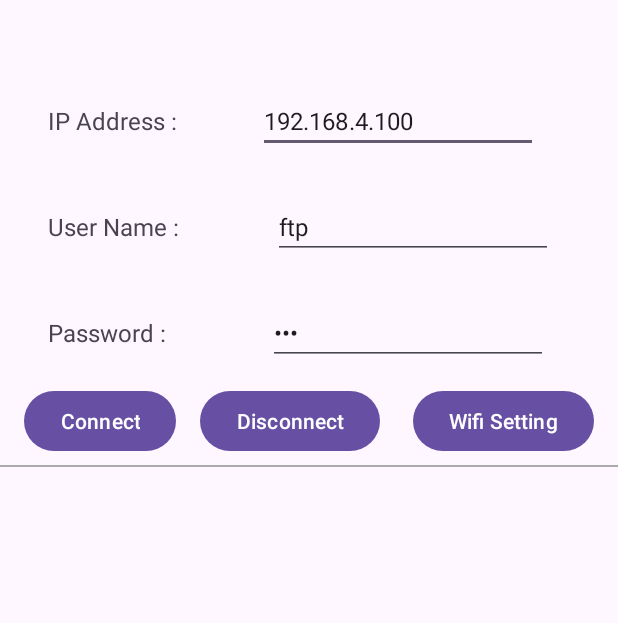
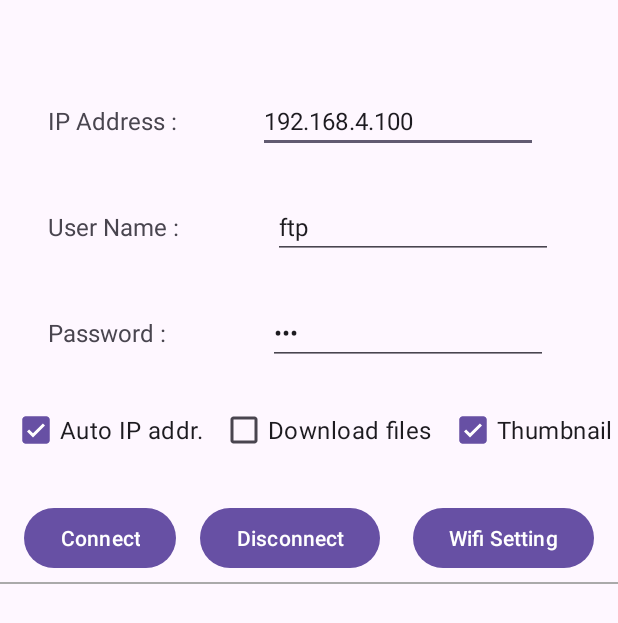
Before and after one commit to MRSa/TestSampleApp, an Android app: the screen it shows after launch (MainActivity), on a phone screen of 412 x 824 dp. Shown: the top 623 px of the screen. Run offline under Robolectric (Android 15) with nearby library versions, the phone set to English and light mode, and no system bars.

Commit message:
myFirst insta Wi 対応。

```diff
--- a/app/src/main/java/net/osdn/ja/gokigen/testsampleapp/MainActivity.kt
+++ b/app/src/main/java/net/osdn/ja/gokigen/testsampleapp/MainActivity.kt
@@ -5,10 +5,12 @@ import android.content.pm.PackageManager
 import android.os.Build
 import androidx.appcompat.app.AppCompatActivity
 import android.os.Bundle
+import android.text.method.ScrollingMovementMethod
 import android.util.Log
 import android.view.View
 import android.view.WindowManager
 import android.widget.Button
+import android.widget.TextView
 import android.widget.Toast
 import androidx.core.app.ActivityCompat
 import androidx.core.content.ContextCompat
@@ -35,11 +37,14 @@ class MainActivity : AppCompatActivity()
         try
         {
             // ボタンと表示エリアを設定する
-            myDataProvider = MyDataProvider(findViewById(R.id.ip_address), findViewById(R.id.ftp_username), findViewById(R.id.ftp_password))
+            myDataProvider = MyDataProvider(findViewById(R.id.ip_address), findViewById(R.id.ftp_username), findViewById(R.id.ftp_password), findViewById(R.id.checkbox1), findViewById(R.id.checkbox2), findViewById(R.id.checkbox3))
             myListener = MyActionListener(this, myDataProvider, findViewById(R.id.text_information), findViewById(R.id.text_status))
             findViewById<Button>(R.id.btnConnect).visibility = View.INVISIBLE
             findViewById<Button>(R.id.btnDisconnect).visibility = View.INVISIBLE
             findViewById<Button>(R.id.btnWifiSet).visibility = View.INVISIBLE
+
+            // TextViewの表示エリアをスクロールできるようにする
+            findViewById<TextView>(R.id.text_status).setMovementMethod(ScrollingMovementMethod())
 
             // 権限が確保されているか確認する
             if (allPermissionsGranted())
--- a/app/src/main/res/layout/activity_main.xml
+++ b/app/src/main/res/layout/activity_main.xml
@@ -29,7 +29,7 @@
         android:layout_marginTop="24dp"
         android:text="@string/lbl_connect"
         app:layout_constraintStart_toStartOf="parent"
-        app:layout_constraintTop_toBottomOf="@+id/textView4" />
+        app:layout_constraintTop_toBottomOf="@+id/layout_checkbox1" />
 
     <EditText
         android:id="@+id/ip_address"
@@ -109,6 +109,49 @@
         app:layout_constraintStart_toStartOf="parent"
         app:layout_constraintTop_toBottomOf="@id/textView3" />
 
+    <LinearLayout
+        android:layout_width="match_parent"
+        android:layout_height="wrap_content"
+        android:id="@+id/layout_checkbox1"
+        app:layout_constraintStart_toStartOf="parent"
+        android:layout_marginTop="30dp"
+        android:layout_marginBottom="30dp"
+        app:layout_constraintTop_toBottomOf="@id/textView4"
+        android:orientation="horizontal">
+
+        <CheckBox
+            android:layout_width="wrap_content"
+            android:layout_height="wrap_content"
+            android:id="@+id/checkbox1"
+            android:layout_weight="1"
+            android:layout_marginStart="8dp"
+            android:layout_marginLeft="8dp"
+            android:textSize="16sp"
+            android:text="Auto IP addr."
+            android:checked="true" />
+
+        <CheckBox
+            android:layout_width="wrap_content"
+            android:layout_height="wrap_content"
+            android:id="@+id/checkbox2"
+            android:layout_weight="1"
+            android:layout_marginStart="8dp"
+            android:layout_marginLeft="8dp"
+            android:textSize="16sp"
+            android:text="Download files"
+            android:checked="false" />
+
+        <CheckBox
+            android:layout_width="wrap_content"
+            android:layout_height="wrap_content"
+            android:id="@+id/checkbox3"
+            android:layout_weight="1"
+            android:layout_marginStart="8dp"
+            android:layout_marginLeft="8dp"
+            android:textSize="16sp"
+            android:text="Thumbnail"
+            android:checked="true" />
+    </LinearLayout>
 
     <Button
         android:id="@+id/btnWifiSet"
@@ -160,7 +203,7 @@
         android:layout_marginEnd="8dp"
         android:textSize="20sp"
         android:scrollbars="vertical"
-        android:minLines="15"
+        android:minLines="18"
         app:layout_constraintStart_toStartOf="parent"
         app:layout_constraintHorizontal_bias="0.0"
         app:layout_constraintTop_toBottomOf="@id/separator"/>
--- a/app/src/main/res/values/strings.xml
+++ b/app/src/main/res/values/strings.xml
@@ -8,6 +8,8 @@
     <string name="lbl_connect">Connect</string>
     <string name="lbl_disconnect">Disconnected</string>
 
-    <string name="get_thumbnails">Get Thumbnails</string>
-    <string name="finished_get_thumbnail">Get Thumbnail finished. : </string>
+    <string name="get_images">Get Images</string>
+    <string name="finished_get_images">Get images finished. : </string>
+    <string name="finished_connection">Finished. : </string>
+
 </resources>
```
Also changed, not shown: app/src/main/java/net/osdn/ja/gokigen/testsampleapp/MyActionListener.kt (+55 -8 lines), app/src/main/java/net/osdn/ja/gokigen/testsampleapp/MyDataProvider.kt (+24 -4 lines).
